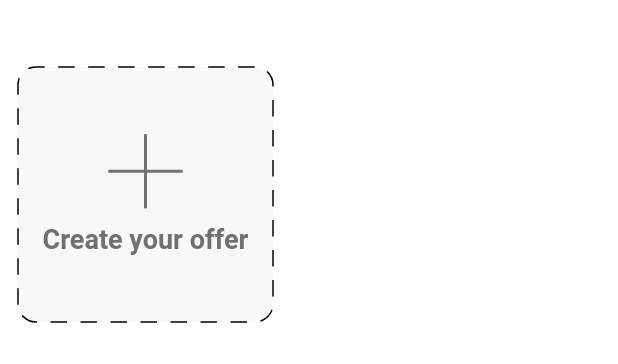
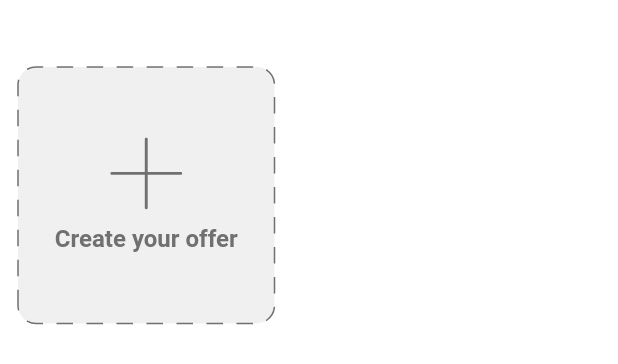
Before and after one commit to OOTOPIA/ootopia-app, a Flutter app: the CreateOfferButtonWidget widget shown alone on an empty page, opened directly, on a phone screen of 412 x 824 dp. Shown: the top 364 px of the screen. Run offline on Flutter 3.47's test engine with Material 2 defaults, Android fonts, the phone set to English and light mode, and no system bars; drawn by our look-alikes of dotted_border; our stand-ins replace bloc, camera, dio, email_validator, equatable, flick_video_player and 31 more; missing offline and left inert: amplitude_flutter, crisp, dart:ffi, flutter_ffmpeg, flutter_uploader, image_crop and 5 more; accounts and stored records are empty; generated files the repository leaves out were written again; network calls fail; project files that could hold a hidden picture were left out.

Commit message:
feat: update design according to QA tests

```diff
--- a/lib/l10n/app_pt.arb
+++ b/lib/l10n/app_pt.arb
@@ -348,7 +348,7 @@
 
     "currentOOZBalance": "Saldo OOz Atual",
     "createAnOffer": "Criar uma Oferta",
-    "createYourOffer":"Crie a sua oferta",
+    "createYourOffer":"Criar sua oferta",
 
     "thisUserHasNoPublicationsYet": "Este usuário ainda não tem publicações",
     "welcomeCredit":"Crédito de Boas-Vindas",
--- a/lib/screens/marketplace/components/create_offer_button_widget.dart
+++ b/lib/screens/marketplace/components/create_offer_button_widget.dart
@@ -3,6 +3,7 @@ import 'package:flutter/cupertino.dart';
 import 'package:flutter/material.dart';
 import 'package:flutter_gen/gen_l10n/app_localizations.dart';
 import 'package:flutter_svg/flutter_svg.dart';
+import 'package:google_fonts/google_fonts.dart';
 
 import 'package:ootopia_app/theme/light/colors.dart';
 
@@ -13,55 +14,55 @@ class CreateOfferButtonWidget extends StatelessWidget {
 
   @override
   Widget build(BuildContext context) {
-    final widthScreen = MediaQuery.of(context).size.width;
     return GestureDetector(
       onTap: () => onTap(),
       child: Padding(
         padding: const EdgeInsets.only(left: 12, right: 12, bottom: 24),
-        child: LayoutBuilder(
-          builder: (context, constraints) {
-            return Column(
+        child: Column(
           children: [
-                SizedBox(height: widthScreen <= 320 ? 36.6 : 44.6),
+            SizedBox(height: 44.6),
             DottedBorder(
               strokeCap: StrokeCap.square,
               dashPattern: [10, 10],
               borderType: BorderType.RRect,
               radius: Radius.circular(12),
               padding: EdgeInsets.all(0),
+              color: LightColors.grey,
               child: Container(
-                    height: widthScreen >= 760
-                        ? (constraints.maxWidth / 4) - 24
-                        : (constraints.maxWidth / 2) - 24,
-                    width: widthScreen >= 760
-                        ? (constraints.maxWidth / 4) - 24
-                        : (constraints.maxWidth / 2) - 24,
+                height: 171,
+                width: 171,
+                decoration: BoxDecoration(
+                  color: LightColors.grey.withOpacity(.1),
+                  borderRadius: BorderRadius.circular(12),
+                ),
+                child: Padding(
+                  padding: const EdgeInsets.symmetric(horizontal: 24),
                   child: Column(
                     mainAxisAlignment: MainAxisAlignment.center,
                     children: [
                       SvgPicture.asset(
                         'assets/icons/thin_add_icon.svg',
+                        height: 48,
+                        width: 48,
                       ),
-                        SizedBox(height: 10),
+                      const SizedBox(height: 10),
                       Text(
                         AppLocalizations.of(context)!.createYourOffer,
-                          style: TextStyle(
+                        textAlign: TextAlign.center,
+                        maxLines: 1,
+                        overflow: TextOverflow.ellipsis,
+                        style: GoogleFonts.roboto(
                           fontWeight: FontWeight.bold,
                           color: LightColors.grey,
-                            fontSize: widthScreen <= 360 ? 14 : 18,
+                          fontSize: 16,
                         ),
                       ),
                     ],
                   ),
-                    decoration: BoxDecoration(
-                      color: LightColors.grey.withOpacity(.05),
-                      borderRadius: BorderRadius.circular(15),
                 ),
               ),
             ),
           ],
-            );
-          },
         ),
       ),
     );
```
Also changed, not shown: lib/screens/home/home_screen.dart (+2 -6 lines), lib/screens/marketplace/components/marketplace_bar_widget.dart (+8 -6 lines), lib/screens/marketplace/components/product_item_widget.dart (+23 -23 lines), pubspec.lock. Lines whose indentation alone changed are shown as unchanged.
